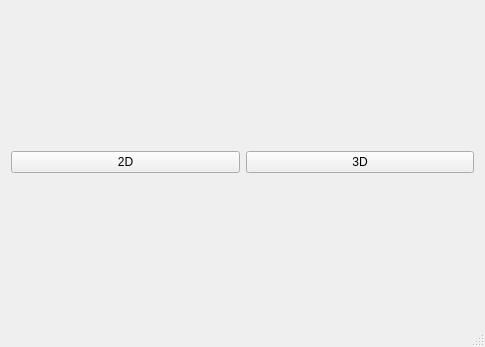
Before: the Qt Designer form afma_mainwindow.ui in Eremeos/AFMA, drawn with Qt 5.
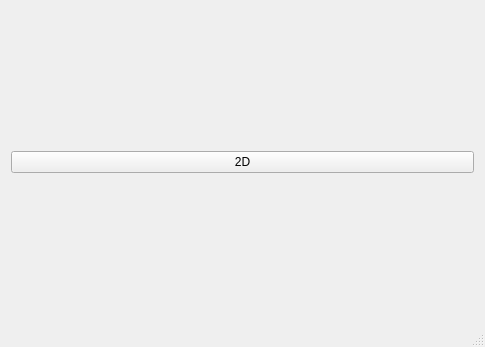
After: the same form once the commit is applied.

Patch:
```diff
--- a/afma_mainwindow.ui
+++ b/afma_mainwindow.ui
@@ -22,13 +22,6 @@
       </property>
      </widget>
     </item>
-    <item row="0" column="1">
-     <widget class="QPushButton" name="psBtn_3D">
-      <property name="text">
-       <string>3D</string>
-      </property>
-     </widget>
-    </item>
    </layout>
   </widget>
   <widget class="QMenuBar" name="menuBar">
```
